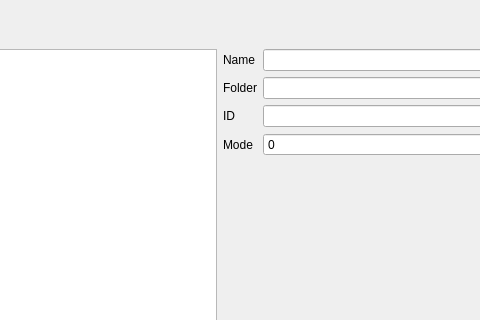
Before: the Qt Designer form RetroEDv2/tools/gameconfigeditorv5.ui in RSDKModding/RetroED, drawn with Qt 5; both pictures show x 238 to 718 and y 0 to 320 of the 800 by 482 pixel window.
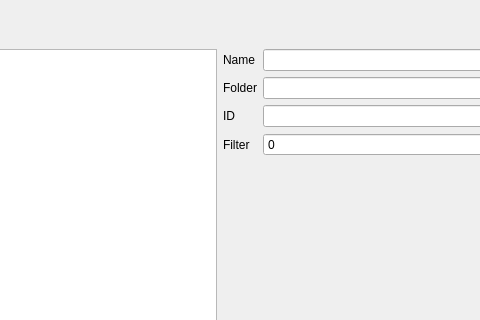
After: the same form once the commit is applied. The open tabs and pages were chosen to show the change.

What changed in the file:
```diff
--- a/RetroEDv2/tools/gameconfigeditorv5.ui
+++ b/RetroEDv2/tools/gameconfigeditorv5.ui
@@ -430,7 +430,7 @@
              <item row="3" column="1">
               <widget class="QLabel" name="label_18">
                <property name="text">
-                <string>Mode</string>
+                <string>Filter</string>
                </property>
               </widget>
              </item>
```
